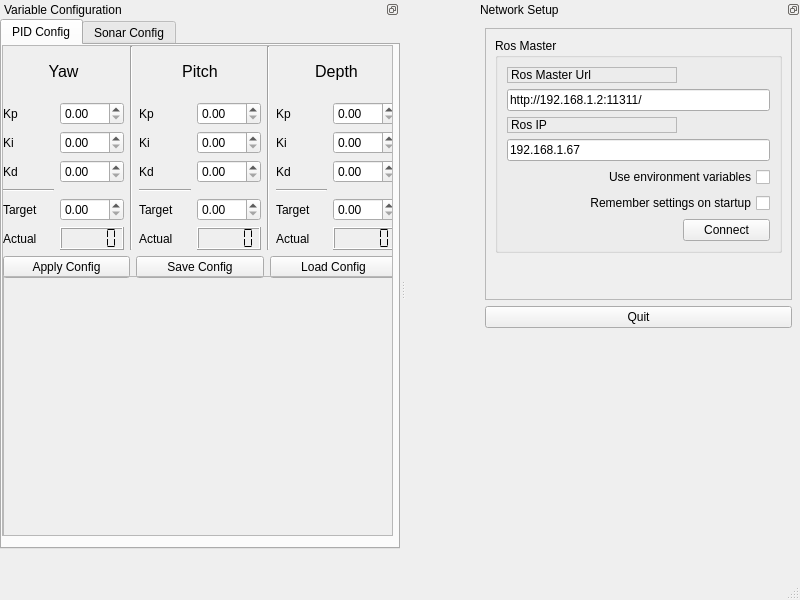
Old version of the form Gui/phoenix_gui/ui/main_window.ui in the repository decoderdan/projectPhoenix.
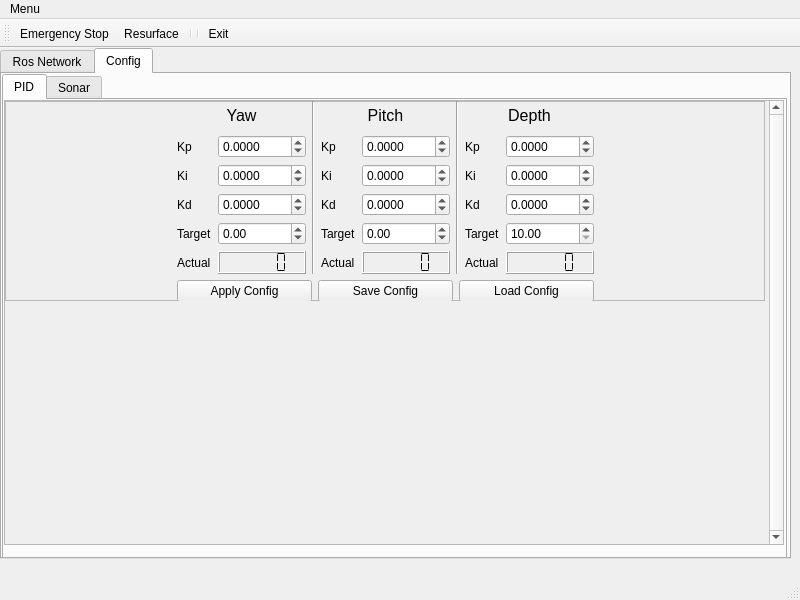
New version of the form. The open tabs and pages were chosen to show the change.

Commit message: Lots of improvements / fixes to phoenix_gui - fixed subscribe / display target values, implemented PID values local saving & loading, added emergency stop and resurface toolbar buttons, and improved overall layout

What changed in the file:
```diff
--- a/Gui/phoenix_gui/ui/main_window.ui
+++ b/Gui/phoenix_gui/ui/main_window.ui
@@ -17,39 +17,36 @@
    <set>QMainWindow::AllowTabbedDocks|QMainWindow::AnimatedDocks</set>
   </property>
   <widget class="QWidget" name="centralwidget">
-   <widget class="QDockWidget" name="dock_status">
+   <widget class="QTabWidget" name="mainTabs">
     <property name="geometry">
      <rect>
-      <x>70</x>
+      <x>0</x>
       <y>0</y>
-      <width>325</width>
-      <height>337</height>
+      <width>791</width>
+      <height>511</height>
      </rect>
     </property>
-    <property name="sizePolicy">
-     <sizepolicy hsizetype="Minimum" vsizetype="Preferred">
-      <horstretch>0</horstretch>
-      <verstretch>0</verstretch>
-     </sizepolicy>
+    <property name="currentIndex">
+     <number>1</number>
     </property>
-    <property name="minimumSize">
-     <size>
-      <width>325</width>
-      <height>337</height>
-     </size>
+    <property name="movable">
+     <bool>false</bool>
     </property>
-    <property name="features">
-     <set>QDockWidget::DockWidgetFloatable|QDockWidget::DockWidgetMovable</set>
-    </property>
-    <property name="allowedAreas">
-     <set>Qt::RightDockWidgetArea</set>
-    </property>
-    <property name="windowTitle">
-     <string>Network Setup</string>
-    </property>
-    <widget class="QWidget" name="dockWidgetContents_2">
-     <layout class="QVBoxLayout" name="verticalLayout_6">
-      <item>
+    <widget class="QWidget" name="tabNetwork">
+     <attribute name="title">
+      <string>Ros Network</string>
+     </attribute>
+     <widget class="QWidget" name="gridLayoutWidget">
+      <property name="geometry">
+       <rect>
+        <x>0</x>
+        <y>0</y>
+        <width>781</width>
+        <height>471</height>
+       </rect>
+      </property>
+      <layout class="QGridLayout" name="gridLayout_6">
+       <item row="1" column="1">
        <widget class="QFrame" name="frame_2">
         <property name="sizePolicy">
          <sizepolicy hsizetype="Minimum" vsizetype="Preferred">
@@ -86,7 +83,7 @@
             <item row="1" column="0" colspan="2">
              <widget class="QLineEdit" name="line_edit_master">
               <property name="text">
-               <string>http://192.168.1.2:11311/</string>
+                <string>http://192.168.2.99:11311/</string>
               </property>
              </widget>
             </item>
@@ -106,7 +103,7 @@
             <item row="3" column="0" colspan="2">
              <widget class="QLineEdit" name="line_edit_host">
               <property name="text">
-               <string>192.168.1.67</string>
+                <string>192.168.2.100</string>
               </property>
              </widget>
             </item>
@@ -168,83 +165,75 @@
            </layout>
           </widget>
          </item>
-         <item>
-          <spacer name="verticalSpacer_3">
+         </layout>
+        </widget>
+       </item>
+       <item row="1" column="0">
+        <spacer name="horizontalSpacer_2">
            <property name="orientation">
-            <enum>Qt::Vertical</enum>
+          <enum>Qt::Horizontal</enum>
            </property>
            <property name="sizeHint" stdset="0">
             <size>
-             <width>20</width>
-             <height>233</height>
+           <width>40</width>
+           <height>20</height>
             </size>
            </property>
           </spacer>
          </item>
-        </layout>
-       </widget>
-      </item>
-      <item>
-       <widget class="QPushButton" name="quit_button">
-        <property name="sizePolicy">
-         <sizepolicy hsizetype="MinimumExpanding" vsizetype="Fixed">
-          <horstretch>0</horstretch>
-          <verstretch>0</verstretch>
-         </sizepolicy>
-        </property>
-        <property name="text">
-         <string>Quit</string>
-        </property>
-       </widget>
-      </item>
-     </layout>
-    </widget>
-   </widget>
-  </widget>
-  <widget class="QMenuBar" name="menubar">
-   <property name="geometry">
-    <rect>
-     <x>0</x>
-     <y>0</y>
-     <width>800</width>
-     <height>25</height>
-    </rect>
-   </property>
-  </widget>
-  <widget class="QStatusBar" name="statusbar"/>
-  <widget class="QDockWidget" name="dockConfig">
-   <property name="sizePolicy">
-    <sizepolicy hsizetype="Fixed" vsizetype="Preferred">
-     <horstretch>76</horstretch>
-     <verstretch>0</verstretch>
-    </sizepolicy>
-   </property>
-   <property name="minimumSize">
+       <item row="1" column="2">
+        <spacer name="horizontalSpacer_3">
+         <property name="orientation">
+          <enum>Qt::Horizontal</enum>
+         </property>
+         <property name="sizeHint" stdset="0">
+          <size>
+           <width>40</width>
+           <height>20</height>
+          </size>
+         </property>
+        </spacer>
+       </item>
+       <item row="0" column="1">
+        <spacer name="verticalSpacer">
+         <property name="orientation">
+          <enum>Qt::Vertical</enum>
+         </property>
+         <property name="sizeHint" stdset="0">
     <size>
-     <width>400</width>
-     <height>400</height>
-    </size>
-   </property>
-   <property name="floating">
-    <bool>false</bool>
-   </property>
-   <property name="features">
-    <set>QDockWidget::DockWidgetFloatable|QDockWidget::DockWidgetMovable</set>
-   </property>
-   <property name="windowTitle">
-    <string>Variable Configuration</string>
-   </property>
-   <attribute name="dockWidgetArea">
-    <number>1</number>
-   </attribute>
-   <widget class="QWidget" name="dockWidgetContents_4">
+           <width>20</width>
+           <height>40</height>
+          </size>
+         </property>
+        </spacer>
+       </item>
+       <item row="2" column="1">
+        <spacer name="verticalSpacer_2">
+         <property name="orientation">
+          <enum>Qt::Vertical</enum>
+         </property>
+         <property name="sizeHint" stdset="0">
+          <size>
+           <width>20</width>
+           <height>40</height>
+          </size>
+         </property>
+        </spacer>
+       </item>
+      </layout>
+     </widget>
+    </widget>
+    <widget class="QWidget" name="tabConfig">
+     <attribute name="title">
+      <string>Config</string>
+     </attribute>
     <widget class="QTabWidget" name="tabWidget">
      <property name="geometry">
       <rect>
        <x>0</x>
        <y>0</y>
-       <width>400</width>
-       <height>530</height>
+        <width>785</width>
+        <height>521</height>
       </rect>
      </property>
      <property name="currentIndex">
@@ -252,17 +241,47 @@
      </property>
      <widget class="QWidget" name="tab">
       <attribute name="title">
-       <string>PID Config</string>
-      </attribute>
-      <widget class="QScrollArea" name="scrollArea">
+        <string>PID</string>
+       </attribute>
+       <widget class="QScrollArea" name="scrollArea_PID">
        <property name="geometry">
         <rect>
          <x>0</x>
          <y>0</y>
-         <width>391</width>
-         <height>491</height>
-        </rect>
-       </property>
+          <width>780</width>
+          <height>445</height>
+         </rect>
+        </property>
+        <property name="sizePolicy">
+         <sizepolicy hsizetype="Fixed" vsizetype="Preferred">
+          <horstretch>0</horstretch>
+          <verstretch>0</verstretch>
+         </sizepolicy>
+        </property>
+        <property name="minimumSize">
+         <size>
+          <width>0</width>
+          <height>445</height>
+         </size>
+        </property>
+        <property name="sizeIncrement">
+         <size>
+          <width>0</width>
+          <height>0</height>
+         </size>
+        </property>
+        <property name="baseSize">
+         <size>
+          <width>0</width>
+          <height>0</height>
+         </size>
+        </property>
+        <property name="verticalScrollBarPolicy">
+         <enum>Qt::ScrollBarAlwaysOn</enum>
+        </property>
+        <property name="horizontalScrollBarPolicy">
+         <enum>Qt::ScrollBarAlwaysOff</enum>
+        </property>
        <property name="widgetResizable">
         <bool>true</bool>
        </property>
@@ -271,19 +290,76 @@
          <rect>
           <x>0</x>
           <y>0</y>
-          <width>389</width>
-          <height>489</height>
-         </rect>
-        </property>
-        <widget class="QWidget" name="verticalLayoutWidget_4">
+           <width>765</width>
+           <height>443</height>
+          </rect>
+         </property>
+         <widget class="QWidget" name="widget_PID" native="true">
          <property name="geometry">
           <rect>
            <x>0</x>
            <y>0</y>
-           <width>394</width>
-           <height>232</height>
-          </rect>
-         </property>
+            <width>760</width>
+            <height>800</height>
+           </rect>
+          </property>
+          <property name="sizePolicy">
+           <sizepolicy hsizetype="Fixed" vsizetype="Fixed">
+            <horstretch>0</horstretch>
+            <verstretch>0</verstretch>
+           </sizepolicy>
+          </property>
+          <property name="minimumSize">
+           <size>
+            <width>0</width>
+            <height>800</height>
+           </size>
+          </property>
+          <property name="baseSize">
+           <size>
+            <width>0</width>
+            <height>800</height>
+           </size>
+          </property>
+          <widget class="QFrame" name="frame">
+           <property name="geometry">
+            <rect>
+             <x>0</x>
+             <y>0</y>
+             <width>760</width>
+             <height>200</height>
+            </rect>
+           </property>
+           <property name="frameShape">
+            <enum>QFrame::StyledPanel</enum>
+           </property>
+           <property name="frameShadow">
+            <enum>QFrame::Raised</enum>
+           </property>
+           <widget class="QWidget" name="horizontalLayoutWidget">
+            <property name="geometry">
+             <rect>
+              <x>0</x>
+              <y>0</y>
+              <width>761</width>
+              <height>201</height>
+             </rect>
+            </property>
+            <layout class="QHBoxLayout" name="horizontalLayout_7">
+             <item>
+              <spacer name="horizontalSpacer_4">
+               <property name="orientation">
+                <enum>Qt::Horizontal</enum>
+               </property>
+               <property name="sizeHint" stdset="0">
+                <size>
+                 <width>40</width>
+                 <height>20</height>
+                </size>
+               </property>
+              </spacer>
+             </item>
+             <item>
          <layout class="QVBoxLayout" name="verticalLayout_4">
           <item>
            <layout class="QHBoxLayout" name="horizontalLayout_2">
@@ -307,13 +383,43 @@
               <item>
                <layout class="QGridLayout" name="gridLayout">
                 <item row="0" column="1">
-                 <widget class="QDoubleSpinBox" name="spinBox_yawKp"/>
+                      <widget class="QDoubleSpinBox" name="spinBox_yawKp">
+                       <property name="decimals">
+                        <number>4</number>
+                       </property>
+                       <property name="minimum">
+                        <double>-1000.000000000000000</double>
+                       </property>
+                       <property name="maximum">
+                        <double>1000.000000000000000</double>
+                       </property>
+                      </widget>
                 </item>
                 <item row="1" column="1">
-                 <widget class="QDoubleSpinBox" name="spinBox_yawKi"/>
+                      <widget class="QDoubleSpinBox" name="spinBox_yawKi">
+                       <property name="decimals">
+                        <number>4</number>
+                       </property>
+                       <property name="minimum">
+                        <double>-1000.000000000000000</double>
+                       </property>
+                       <property name="maximum">
+                        <double>1000.000000000000000</double>
+                       </property>
+                      </widget>
                 </item>
                 <item row="2" column="1">
-                 <widget class="QDoubleSpinBox" name="spinBox_yawKd"/>
+                      <widget class="QDoubleSpinBox" name="spinBox_yawKd">
+                       <property name="decimals">
+                        <number>4</number>
+                       </property>
+                       <property name="minimum">
+                        <double>-1000.000000000000000</double>
+                       </property>
+                       <property name="maximum">
+                        <double>1000.000000000000000</double>
+                       </property>
+                      </widget>
                 </item>
                 <item row="0" column="0">
                  <widget class="QLabel" name="label_4">
@@ -336,21 +442,14 @@
                   </property>
                  </widget>
                 </item>
-                <item row="4" column="0">
+                     <item row="3" column="0">
                  <widget class="QLabel" name="label_13">
                   <property name="text">
                    <string>Target</string>
                   </property>
                  </widget>
                 </item>
-                <item row="3" column="0">
-                 <widget class="Line" name="line_3">
-                  <property name="orientation">
-                   <enum>Qt::Horizontal</enum>
-                  </property>
-                 </widget>
-                </item>
-                <item row="5" column="1">
+                     <item row="4" column="1">
                  <widget class="QLCDNumber" name="lcdNumber_yawActual">
                   <property name="font">
                    <font>
@@ -370,15 +469,22 @@
                   </property>
                  </widget>
                 </item>
-                <item row="5" column="0">
+                     <item row="4" column="0">
                  <widget class="QLabel" name="label_16">
                   <property name="text">
                    <string>Actual</string>
                   </property>
                  </widget>
                 </item>
-                <item row="4" column="1">
-                 <widget class="QDoubleSpinBox" name="spinBox_yawTarget"/>
+                     <item row="3" column="1">
+                      <widget class="QDoubleSpinBox" name="spinBox_yawTarget">
+                       <property name="minimum">
+                        <double>-180.000000000000000</double>
+                       </property>
+                       <property name="maximum">
+                        <double>180.000000000000000</double>
+                       </property>
+                      </widget>
                 </item>
                </layout>
               </item>
@@ -411,13 +517,43 @@
               <item>
                <layout class="QGridLayout" name="gridLayout_2">
                 <item row="0" column="1">
-                 <widget class="QDoubleSpinBox" name="spinBox_pitchKp"/>
+                      <widget class="QDoubleSpinBox" name="spinBox_pitchKp">
+                       <property name="decimals">
+                        <number>4</number>
+                       </property>
+                       <property name="minimum">
+                        <double>-1000.000000000000000</double>
+                       </property>
+                       <property name="maximum">
+                        <double>1000.000000000000000</double>
+                       </property>
+                      </widget>
                 </item>
                 <item row="1" column="1">
-                 <widget class="QDoubleSpinBox" name="spinBox_pitchKi"/>
+                      <widget class="QDoubleSpinBox" name="spinBox_pitchKi">
+                       <property name="decimals">
+                        <number>4</number>
+                       </property>
+                       <property name="minimum">
+                        <double>-1000.000000000000000</double>
+                       </property>
+                       <property name="maximum">
+                        <double>1000.000000000000000</double>
+                       </property>
+                      </widget>
                 </item>
                 <item row="2" column="1">
-                 <widget class="QDoubleSpinBox" name="spinBox_pitchKd"/>
+                      <widget class="QDoubleSpinBox" name="spinBox_pitchKd">
+                       <property name="decimals">
+                        <number>4</number>
+                       </property>
+                       <property name="minimum">
+                        <double>-1000.000000000000000</double>
+                       </property>
+                       <property name="maximum">
+                        <double>1000.000000000000000</double>
+                       </property>
+                      </widget>
                 </item>
                 <item row="0" column="0">
                  <widget class="QLabel" name="label_7">
@@ -440,21 +576,14 @@
                   </property>
                  </widget>
                 </item>
-                <item row="4" column="0">
+                     <item row="3" column="0">
                  <widget class="QLabel" name="label_14">
                   <property name="text">
                    <string>Target</string>
                   </property>
                  </widget>
                 </item>
-                <item row="3" column="0">
-                 <widget class="Line" name="line_4">
-                  <property name="orientation">
-                   <enum>Qt::Horizontal</enum>
-                  </property>
-                 </widget>
-                </item>
-                <item row="5" column="1">
+                     <item row="4" column="1">
                  <widget class="QLCDNumber" name="lcdNumber_pitchActual">
                   <property name="font">
                    <font>
@@ -474,15 +603,22 @@
                   </property>
                  </widget>
                 </item>
-                <item row="5" column="0">
+                     <item row="4" column="0">
                  <widget class="QLabel" name="label_17">
                   <property name="text">
                    <string>Actual</string>
                   </property>
                  </widget>
                 </item>
-                <item row="4" column="1">
-                 <widget class="QDoubleSpinBox" name="spinBox_pitchTarget"/>
+                     <item row="3" column="1">
+                      <widget class="QDoubleSpinBox" name="spinBox_pitchTarget">
+                       <property name="minimum">
+                        <double>-90.000000000000000</double>
+                       </property>
+                       <property name="maximum">
+                        <double>90.000000000000000</double>
+                       </property>
+                      </widget>
                 </item>
                </layout>
               </item>
@@ -515,13 +651,43 @@
               <item>
                <layout class="QGridLayout" name="gridLayout_3">
                 <item row="0" column="1">
-                 <widget class="QDoubleSpinBox" name="spinBox_depthKp"/>
+                      <widget class="QDoubleSpinBox" name="spinBox_depthKp">
+                       <property name="decimals">
+                        <number>4</number>
+                       </property>
+                       <property name="minimum">
+                        <double>-1000.000000000000000</double>
+                       </property>
+                       <property name="maximum">
+                        <double>1000.000000000000000</double>
+                       </property>
+                      </widget>
                 </item>
                 <item row="1" column="1">
-                 <widget class="QDoubleSpinBox" name="spinBox_depthKi"/>
+                      <widget class="QDoubleSpinBox" name="spinBox_depthKi">
+                       <property name="decimals">
+                        <number>4</number>
+                       </property>
+                       <property name="minimum">
+                        <double>-1000.000000000000000</double>
+                       </property>
+                       <property name="maximum">
+                        <double>1000.000000000000000</double>
+                       </property>
+                      </widget>
                 </item>
                 <item row="2" column="1">
-                 <widget class="QDoubleSpinBox" name="spinBox_depthKd"/>
+                      <widget class="QDoubleSpinBox" name="spinBox_depthKd">
+                       <property name="decimals">
+                        <number>4</number>
+                       </property>
+                       <property name="minimum">
+                        <double>-1000.000000000000000</double>
+                       </property>
+                       <property name="maximum">
+                        <double>1000.000000000000000</double>
+                       </property>
+                      </widget>
                 </item>
                 <item row="0" column="0">
                  <widget class="QLabel" name="label_10">
@@ -544,21 +710,14 @@
                   </property>
                  </widget>
                 </item>
-                <item row="4" column="0">
+                     <item row="3" column="0">
                  <widget class="QLabel" name="label_15">
                   <property name="text">
                    <string>Target</string>
                   </property>
                  </widget>
                 </item>
-                <item row="3" column="0">
-                 <widget class="Line" name="line_5">
-                  <property name="orientation">
-                   <enum>Qt::Horizontal</enum>
-                  </property>
-                 </widget>
-                </item>
-                <item row="5" column="1">
+                     <item row="4" column="1">
                  <widget class="QLCDNumber" name="lcdNumber_depthActual">
                   <property name="font">
                    <font>
@@ -587,17 +746,20 @@
                   </property>
                  </widget>
                 </item>
-                <item row="5" column="0">
+                     <item row="4" column="0">
                  <widget class="QLabel" name="label_18">
                   <property name="text">
                    <string>Actual</string>
                   </property>
                  </widget>
                 </item>
-                <item row="4" column="1">
+                     <item row="3" column="1">
                  <widget class="QDoubleSpinBox" name="spinBox_depthTarget">
+                       <property name="minimum">
+                        <double>10.000000000000000</double>
+                       </property>
                   <property name="maximum">
-                   <double>5.000000000000000</double>
+                        <double>15.000000000000000</double>
                   </property>
                   <property name="singleStep">
                    <double>0.010000000000000</double>
@@ -636,29 +798,33 @@
            </layout>
           </item>
          </layout>
-        </widget>
-        <widget class="QFrame" name="frame">
-         <property name="geometry">
-          <rect>
-           <x>0</x>
-           <y>230</y>
-           <width>391</width>
-           <height>341</height>
-          </rect>
-         </property>
-         <property name="frameShape">
-          <enum>QFrame::StyledPanel</enum>
-         </property>
-         <property name="frameShadow">
-          <enum>QFrame::Raised</enum>
-         </property>
-        </widget>
-       </widget>
-      </widget>
-     </widget>
-     <widget class="QWidget" name="tab_2">
+             </item>
+             <item>
+              <spacer name="horizontalSpacer_5">
+               <property name="orientation">
+                <enum>Qt::Horizontal</enum>
+               </property>
+               <property name="sizeHint" stdset="0">
+                <size>
+                 <width>40</width>
+                 <height>20</height>
+                </size>
+               </property>
+              </spacer>
+             </item>
+            </layout>
+           </widget>
+          </widget>
+          <zorder>horizontalLayoutWidget</zorder>
+          <zorder>horizontalLayoutWidget</zorder>
+          <zorder>frame</zorder>
+         </widget>
+        </widget>
+       </widget>
+      </widget>
+      <widget class="QWidget" name="tabConfig_sonar">
       <attribute name="title">
-       <string>Sonar Config</string>
+        <string>Sonar</string>
       </attribute>
       <widget class="QWidget" name="verticalLayoutWidget">
        <property name="geometry">
@@ -934,6 +1100,55 @@
     </widget>
    </widget>
   </widget>
+  </widget>
+  <widget class="QStatusBar" name="statusbar"/>
+  <widget class="QToolBar" name="toolBar">
+   <property name="windowTitle">
+    <string>toolBar</string>
+   </property>
+   <attribute name="toolBarArea">
+    <enum>TopToolBarArea</enum>
+   </attribute>
+   <attribute name="toolBarBreak">
+    <bool>false</bool>
+   </attribute>
+   <addaction name="actionEmergency_Stop"/>
+   <addaction name="actionResurface"/>
+   <addaction name="separator"/>
+   <addaction name="separator"/>
+   <addaction name="actionExit"/>
+  </widget>
+  <widget class="QMenuBar" name="menuBar">
+   <property name="geometry">
+    <rect>
+     <x>0</x>
+     <y>0</y>
+     <width>800</width>
+     <height>25</height>
+    </rect>
+   </property>
+   <widget class="QMenu" name="menuFile">
+    <property name="title">
+     <string>Menu</string>
+    </property>
+   </widget>
+   <addaction name="menuFile"/>
+  </widget>
+  <action name="actionEmergency_Stop">
+   <property name="text">
+    <string>Emergency Stop</string>
+   </property>
+  </action>
+  <action name="actionResurface">
+   <property name="text">
+    <string>Resurface</string>
+   </property>
+  </action>
+  <action name="actionExit">
+   <property name="text">
+    <string>Exit</string>
+   </property>
+  </action>
  </widget>
  <resources/>
  <connections/>
```
Left out of the diff: 29 changed lines with no effect on the pictures. Lines whose indentation alone changed are shown as unchanged. The commit also changes 8 other files.
